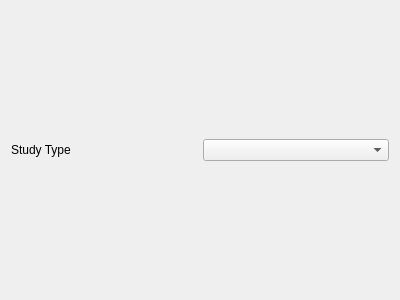
davesrocketshop/Rocket, file Ui/Resources/ui/DialogCFD.ui: the form before one commit.
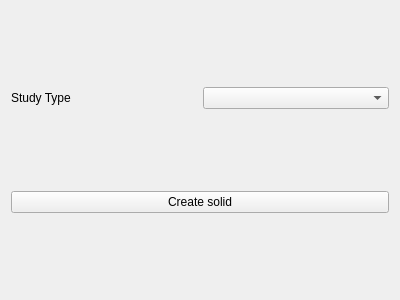
The form after the commit.

The edit to the form file:
```diff
--- a/Ui/Resources/ui/DialogCFD.ui
+++ b/Ui/Resources/ui/DialogCFD.ui
@@ -28,6 +28,20 @@
      </item>
     </layout>
    </item>
+   <item>
+    <layout class="QHBoxLayout" name="horizontalLayout_4">
+     <item>
+      <widget class="QPushButton" name="buttonMakeSolid">
+       <property name="toolTip">
+        <string>Create a solid from the selected rocket</string>
+       </property>
+       <property name="text">
+        <string>Create solid</string>
+       </property>
+      </widget>
+     </item>
+    </layout>
+   </item>
   </layout>
  </widget>
  <resources/>
```
